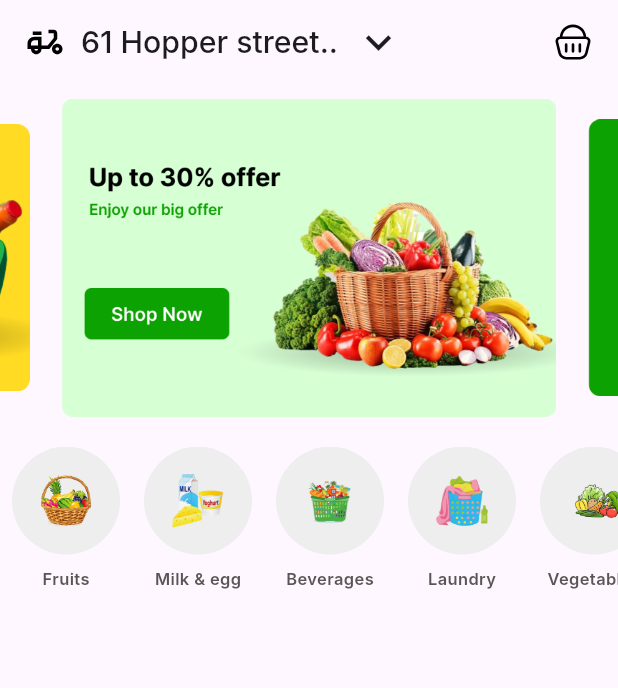
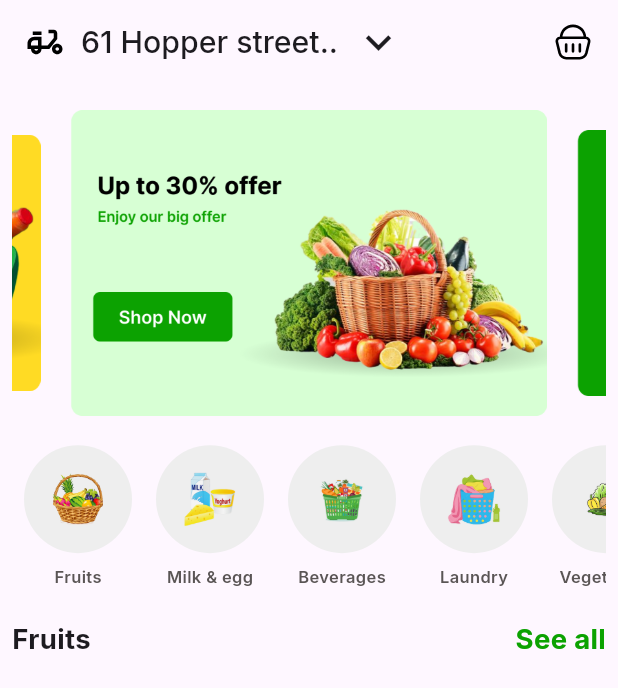
Before and after one commit to Omar-Tmam/fruit-app, a Flutter app: the screen it shows after launch, on a phone screen of 412 x 824 dp. Shown: the top 688 px of the screen. Run offline on Flutter 3.47's test engine with Material 3 defaults, Android fonts, the phone set to English and light mode, and no system bars; drawn by our look-alikes of carousel_slider; our stand-ins replace flutter_svg, go_router, google_fonts.

Commit message:
create constants file

```diff
--- /dev/null
+++ b/lib/Core/constants.dart
@@ -0,0 +1,5 @@
+import 'package:flutter/material.dart';
+
+class Constants {
+  static Color primary = Color(0xff0ca201);
+}
--- a/lib/Core/utils/app_styles.dart
+++ b/lib/Core/utils/app_styles.dart
@@ -1,12 +1,13 @@
 import 'package:flutter/material.dart';
 import 'package:fruit_app/Core/utils/size_config.dart';
+import 'package:google_fonts/google_fonts.dart';
 
 abstract class AppStyles {
   static TextStyle secondaryText(BuildContext context) {
     return TextStyle(
       fontSize: getResponsiveFontSize(context, fontSize: 14),
       color: Theme.of(context).textTheme.bodyMedium?.color,
-      fontFamily: 'Inter',
+      fontFamily: GoogleFonts.inter().fontFamily,
       fontWeight: FontWeight.w500,
     );
   }
@@ -15,7 +16,7 @@ abstract class AppStyles {
     return TextStyle(
       color: Theme.of(context).textTheme.bodyLarge?.color,
       fontSize: getResponsiveFontSize(context, fontSize: 16),
-      fontFamily: 'Inter',
+      fontFamily: GoogleFonts.inter().fontFamily,
       fontWeight: FontWeight.w600,
     );
   }
@@ -24,7 +25,7 @@ abstract class AppStyles {
     return TextStyle(
       color: const Color(0xFF5A5555),
       fontSize: getResponsiveFontSize(context, fontSize: 12),
-      fontFamily: 'Inter',
+      fontFamily: GoogleFonts.inter().fontFamily,
       fontWeight: FontWeight.w600,
     );
   }
--- a/lib/Features/home/presentation/views/widgets/home_view_body.dart
+++ b/lib/Features/home/presentation/views/widgets/home_view_body.dart
@@ -1,13 +1,18 @@
 import 'package:flutter/material.dart';
+import 'package:fruit_app/Core/constants.dart';
+import 'package:fruit_app/Core/utils/app_styles.dart';
 import 'package:fruit_app/Features/home/presentation/views/widgets/category_list.dart';
 import 'package:fruit_app/Features/home/presentation/views/widgets/custom_offers_slider.dart';
+import 'package:google_fonts/google_fonts.dart';
 
 class HomeViewBody extends StatelessWidget {
   const HomeViewBody({super.key});
 
   @override
   Widget build(BuildContext context) {
-    return Column(
+    return Padding(
+      padding: const EdgeInsets.all(8.0),
+      child: Column(
         children: [
           CustomOffersSlider(),
           SizedBox(
@@ -16,8 +21,32 @@ class HomeViewBody extends StatelessWidget {
           SingleChildScrollView(
             scrollDirection: Axis.horizontal,
             child: CategoryList(),
+          ),
+          SizedBox(
+            height: 20,
+          ),
+          Row(
+            children: [
+              Text(
+                'Fruits',
+                style: TextStyle(
+                    fontWeight: FontWeight.bold,
+                    fontFamily: GoogleFonts.inter().fontFamily,
+                    fontSize: getResponsiveFontSize(context, fontSize: 20)),
+              ),
+              Spacer(),
+              Text(
+                'See all',
+                style: TextStyle(
+                    color: Constants.primary,
+                    fontWeight: FontWeight.bold,
+                    fontFamily: GoogleFonts.inter().fontFamily,
+                    fontSize: getResponsiveFontSize(context, fontSize: 20)),
               )
             ],
+          )
+        ],
+      ),
     );
   }
 }
--- a/pubspec.yaml
+++ b/pubspec.yaml
@@ -37,6 +37,7 @@ dependencies:
   go_router: ^16.1.0
   flutter_svg: ^2.2.0
   carousel_slider: ^5.1.1
+  google_fonts: ^6.3.0
 
 dev_dependencies:
   flutter_test:
```
Also changed, not shown: pubspec.lock, 1 other file. Lines whose indentation alone changed are shown as unchanged.
